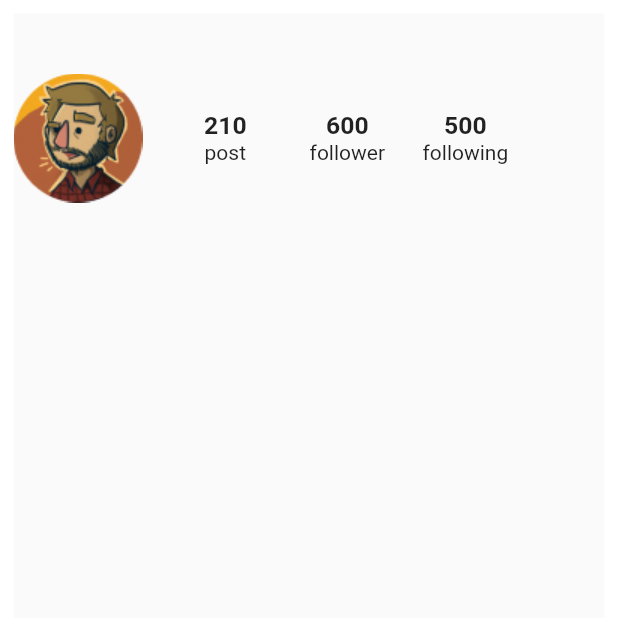
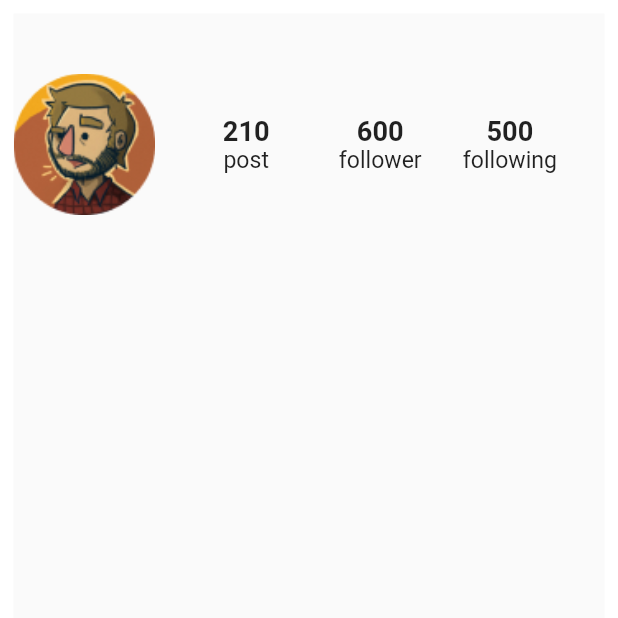
Before and after one commit to JoseLopezLara/ResponsiveDesingAndPixelPerfectWithFlutter, a Flutter app: the screen it shows after launch, on a phone screen of 412 x 824 dp, the top half of it. Run offline on Flutter 3.47's test engine with Material 2 defaults, Android fonts, the phone set to English and light mode, and no system bars; missing offline and left inert: pixel_perfect.

Commit message:
Add the scale factores in image and text. Next calculate the width in sizedBox.Finally The stats are responsive

```diff
--- a/lib/main.dart
+++ b/lib/main.dart
@@ -3,6 +3,10 @@ import 'package:pixel_perfect/pixel_perfect.dart';
 
 const iconsPath = 'assets/icons/';
 const imagePath = 'assets/images/';
+
+///MockUp dimension
+const mockUpHeight = 812;
+const mockUpWidth = 375;
 
 void main() {
   runApp(MyApp());
@@ -21,7 +25,14 @@ class MyApp extends StatelessWidget {
 class ProfileScreen extends StatelessWidget {
   @override
   Widget build(BuildContext context) {
+    ///Firs step
+    final width = MediaQuery.of(context).size.width;
+    final scale = mockUpWidth / width;
+    final textScaleFactor = width /mockUpWidth;
+
     return PixelPerfect(
+      ///Second step
+      scale: scale,
       assetPath: imagePath + 'profile_light.jpeg',
       child: SafeArea(
         child: Padding(
@@ -33,16 +44,20 @@ class ProfileScreen extends StatelessWidget {
                 SizedBox(height: 40),
                 Row(
                   children: [
-                      Image.asset(imagePath + 'avatar.png'),
+                    ///Third step
+                    ///Use scale parameter to make the responsive image
+                    Image.asset(imagePath + 'avatar.png', scale: scale,),
                     for (var stats in userStats)...[
-                        SizedBox(width: stats.leftPaddingFactor,),
+                      ///Fourth step
+                      SizedBox(width: stats.leftPaddingFactor / mockUpWidth * width,),
                       Column(
                         children: [
-                            Text(stats.value.toString(),
+                          ///Fifth step
+                          Text(stats.value.toString(), textScaleFactor: textScaleFactor,
                             style: TextStyle(fontWeight: FontWeight.bold, fontSize: 16.5),
                           ),
-                            Text(stats.name, style: TextStyle(fontSize: 14),
-                            )
+                          ///Sixth step
+                          Text(stats.name, style: TextStyle(fontSize: 14),textScaleFactor: textScaleFactor)
                         ],
                       )
                     ]
```
Lines whose indentation alone changed are shown as unchanged.
